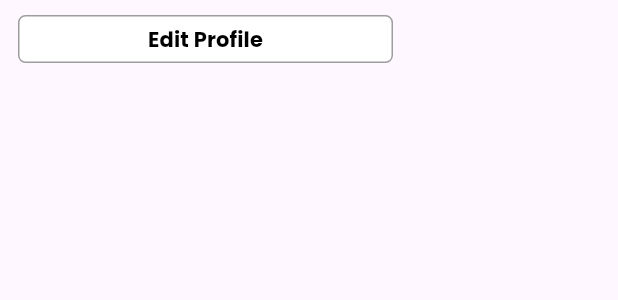
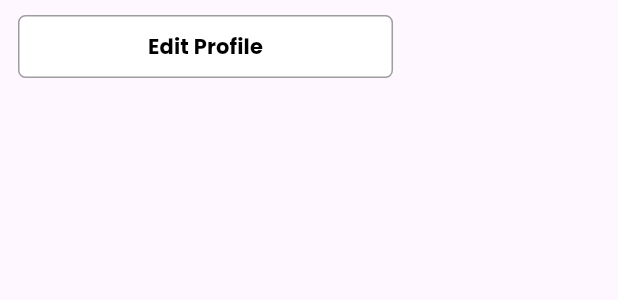
Before and after one commit to anokhipalgota04/TripSaathi, a Flutter app: the FollowButton widget shown alone on an empty page, opened directly, on a phone screen of 412 x 824 dp. Shown: the top 300 px of the screen. Run offline on Flutter 3.47's test engine with Material 3 defaults, Android fonts, the phone set to English and light mode, and no system bars; our stand-ins replace cached_network_image, chewie, cloud_firestore, emoji_picker_flutter, firebase_auth, firebase_core and 12 more; missing offline and left inert: staggered_grid_view_flutter; accounts and stored records are empty; network calls fail.

```diff
--- a/lib/widgets/follow_button.dart
+++ b/lib/widgets/follow_button.dart
@@ -1,45 +1,44 @@
-
-
 import 'package:flutter/material.dart';
 
 class FollowButton extends StatelessWidget {
   final Function()? function;
-  final Color backgroungcolor;
-  final Color bordercolor;
-  final Color textcolor;
+  final Color backgroundColor;
+  final Color borderColor;
   final String text;
+  final Color textColor;
   const FollowButton(
       {Key? key,
-      required this.backgroungcolor,
-      required this.bordercolor,
+      required this.backgroundColor,
+      required this.borderColor,
       required this.text,
-      required this.textcolor,
+      required this.textColor,
       this.function})
       : super(key: key);
 
   @override
   Widget build(BuildContext context) {
     return Container(
-      padding: EdgeInsets.only(
-        top: 2,
-      ),
+      padding: const EdgeInsets.only(top: 2),
       child: TextButton(
-        onPressed: () {},
+        onPressed: function,
         child: Container(
           decoration: BoxDecoration(
-              color: backgroungcolor,
-              border: Border.all(color: bordercolor),
-              borderRadius: BorderRadius.circular(5)),
+            color: backgroundColor,
+            border: Border.all(
+              color: borderColor,
+            ),
+            borderRadius: BorderRadius.circular(5),
+          ),
           alignment: Alignment.center,
+          width: 250,
+          height: 42,
           child: Text(
             text,
             style: TextStyle(
-              color: textcolor,
+              color: textColor,
               fontWeight: FontWeight.bold,
             ),
           ),
-          width: 250,
-          height: 32,
         ),
       ),
     );
```
Also changed, not shown: lib/features/auth/screen/profile_screen.dart (+29 -20 lines), lib/resources/global.dart (+6 -3 lines).
